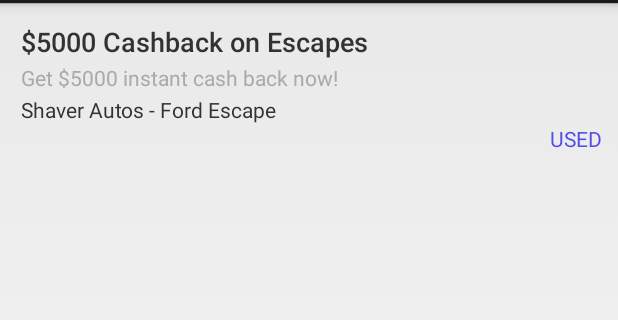
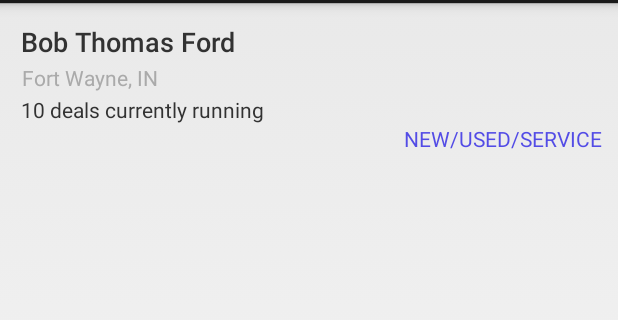
Before and after one commit to ajbrowne/InternProject, an Android app: the layout dealer_card.xml on its own in the app's theme, with its tools: preview values and no code run, on a phone screen of 412 x 824 dp, the part 69-389 px from its top. Run offline under Robolectric (Android 15) with nearby library versions, the phone set to English and light mode, and no system bars.

```diff
--- a/Android/SpecialsApp/app/src/main/res/layout/dealer_card.xml
+++ b/Android/SpecialsApp/app/src/main/res/layout/dealer_card.xml
@@ -14,45 +14,45 @@
         android:background="#000"/>
 
     <TextView
-        android:id="@+id/title"
+        android:id="@+id/dealer"
         style="@android:style/TextAppearance.DeviceDefault.Medium"
         android:paddingTop="8dp"
         android:layout_width="wrap_content"
         android:layout_height="wrap_content"
         android:layout_toRightOf="@id/thumbnail"
         android:paddingLeft="5dp"
-        android:text="$5000 Cashback on Escapes" />
+        android:text="Bob Thomas Ford" />
 
     <TextView
-        android:id="@+id/subTitle"
+        android:id="@+id/city"
         android:layout_width="wrap_content"
         android:layout_height="wrap_content"
-        android:layout_below="@+id/title"
+        android:layout_below="@+id/dealer"
         android:layout_toRightOf="@id/thumbnail"
         android:gravity="center"
         android:paddingLeft="5dp"
         android:paddingTop="2dp"
-        android:text="Get $5000 instant cash back now!"
+        android:text="Fort Wayne, IN"
         android:textColor="#aaa" />
 
     <TextView
-        android:id="@+id/dealerName"
+        android:id="@+id/deals"
         android:layout_width="wrap_content"
         android:layout_height="wrap_content"
-        android:layout_below="@id/subTitle"
+        android:layout_below="@id/city"
         android:layout_toRightOf="@id/thumbnail"
         android:paddingLeft="5dp"
         android:paddingTop="2dp"
-        android:text="Shaver Autos - Ford Escape" />
+        android:text="10 deals currently running" />
 
     <TextView
-        android:id="@+id/type"
+        android:id="@+id/type1"
         android:layout_width="wrap_content"
         android:layout_height="wrap_content"
-        android:layout_below="@id/dealerName"
+        android:layout_below="@id/deals"
         android:layout_alignParentRight="true"
         android:textColor="#534CE6"
         android:paddingRight="5dp"
-        android:text="USED"/>
+        android:text="NEW/USED/SERVICE"/>
 
 </RelativeLayout>
```
Also changed, not shown: Android/SpecialsApp/app/src/main/java/com/example/specialsapp/app/DealerSpecialsFragment.java (added, +51 -0 lines), Android/SpecialsApp/app/src/main/java/com/example/specialsapp/app/HomeActivity.java (+14 -3 lines), Android/SpecialsApp/app/src/main/java/com/example/specialsapp/app/NearbyDealersFragment.java (renamed from Android/SpecialsApp/app/src/main/java/com/example/specialsapp/app/ConsumerHomeFragment.java, +22 -6 lines), Android/SpecialsApp/app/src/main/res/layout/fragment_dealer_specials.xml (added, +14 -0 lines), Android/SpecialsApp/app/src/main/res/layout/fragment_nearby_dealers_.xml (renamed from Android/SpecialsApp/app/src/main/res/layout/fragment_consumer_home.xml).
